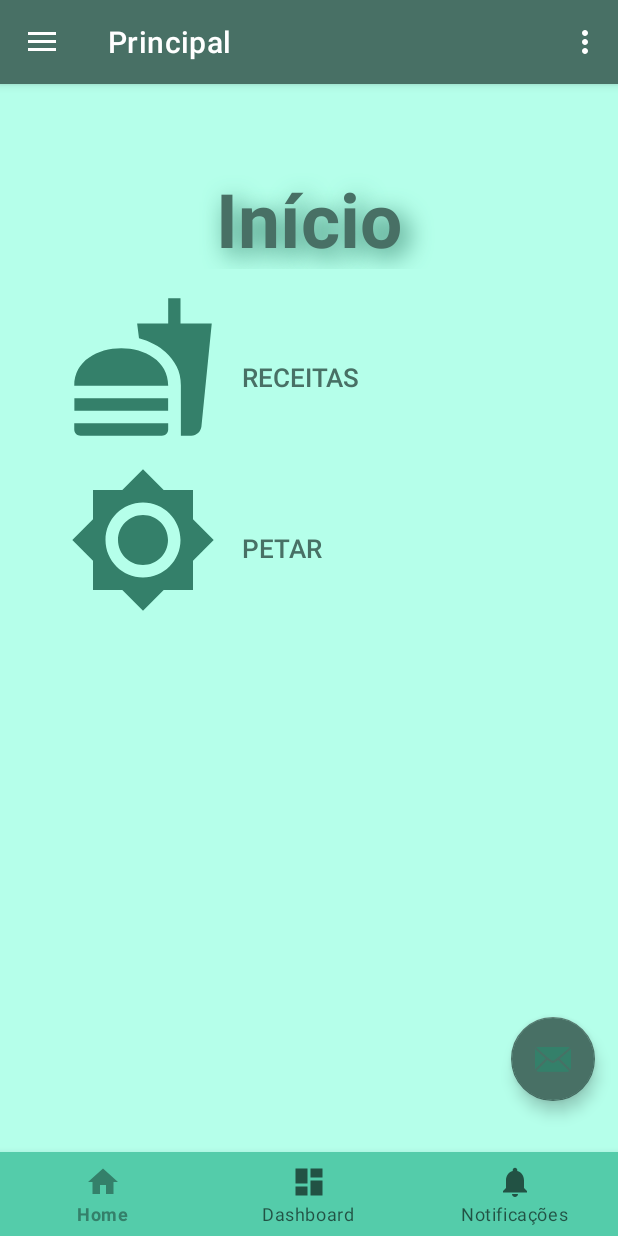
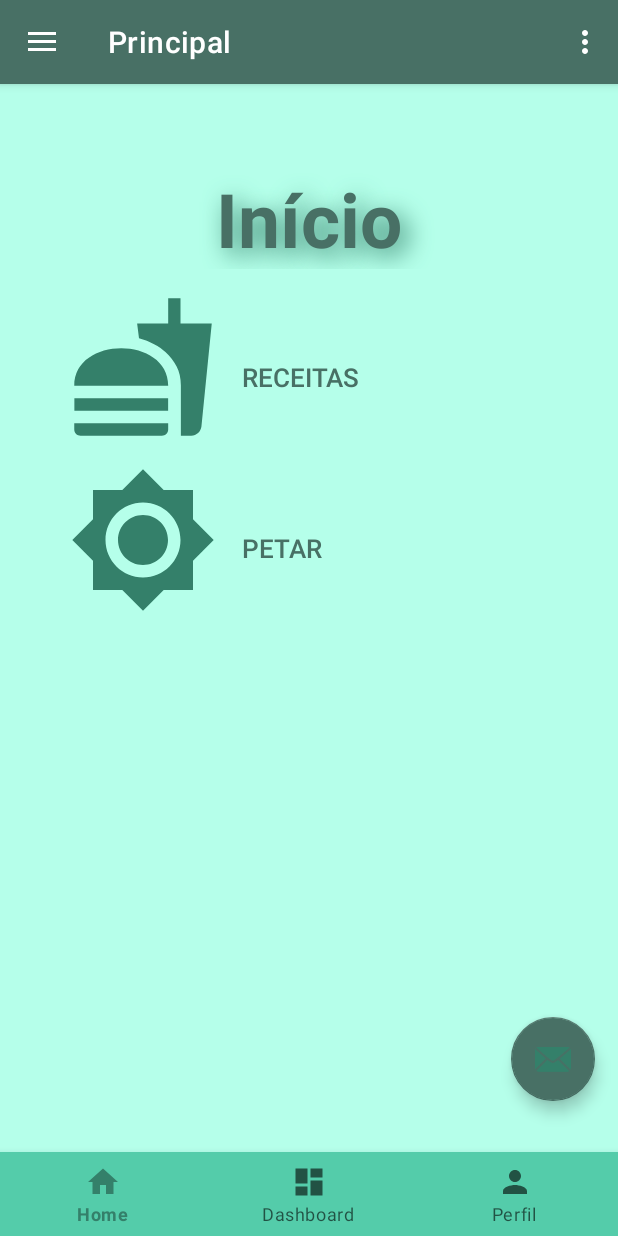
Before and after one commit to Hmath23/App_AndroidStudio, an Android app: the BaseMenu screen opened directly, with no data from a screen before it, on a phone screen of 412 x 824 dp. Run offline under Robolectric (Android 15) with nearby library versions, the phone set to English and light mode, and no system bars; our stand-ins replace navigation-ui; libraries missing offline, so code that uses them is left out: com.androidnetworking, com.androidnetworking.common, com.androidnetworking.error, com.androidnetworking.interfaces.

```diff
--- /dev/null
+++ b/app/src/main/res/drawable/ic_baseline_person_24.xml
@@ -0,0 +1,5 @@
+<vector android:height="24dp" android:tint="@color/myrtle_green"
+    android:viewportHeight="24" android:viewportWidth="24"
+    android:width="24dp" xmlns:android="http://schemas.android.com/apk/res/android">
+    <path android:fillColor="@android:color/white" android:pathData="M12,12c2.21,0 4,-1.79 4,-4s-1.79,-4 -4,-4 -4,1.79 -4,4 1.79,4 4,4zM12,14c-2.67,0 -8,1.34 -8,4v2h16v-2c0,-2.66 -5.33,-4 -8,-4z"/>
+</vector>
--- a/app/src/main/res/menu/activity_main_drawer.xml
+++ b/app/src/main/res/menu/activity_main_drawer.xml
@@ -15,11 +15,11 @@
         <item
             android:id="@+id/nav_slideshow"
             android:icon="@drawable/ic_menu_slideshow"
-            android:title="@string/menu_slideshow" /> -->
+            android:title="@string/menu_slideshow" />
         <item
             android:id="@+id/nav_principal"
             android:icon="@drawable/ic_menu_principal"
-            android:title="@string/menu_principal"/>
+            android:title="@string/menu_principal"/> -->
         <item
             android:id="@+id/nav_petar"
             android:icon="@drawable/ic_menu_petar"
--- a/app/src/main/res/menu/bottom_nav_menu.xml
+++ b/app/src/main/res/menu/bottom_nav_menu.xml
@@ -10,8 +10,8 @@
         android:icon="@drawable/ic_dashboard"
         android:title="@string/menu_dashboard"/>
     <item
-        android:id="@+id/navigation_notifications"
-        android:icon="@drawable/ic_notifications"
-        android:title="@string/menu_notifica"/>
+        android:id="@+id/navigation_user"
+        android:icon="@drawable/ic_baseline_person_24"
+        android:title="@string/menu_user"/>
 
 </menu>
--- a/app/src/main/res/values/strings.xml
+++ b/app/src/main/res/values/strings.xml
@@ -15,10 +15,12 @@
 
     <string name="menu_petar">Petar</string>
     <string name="menu_receitas">Receitas</string>
+
     <string name="menu_principal">Principal</string>
 
     <string name="menu_dashboard">Dashboard</string>
-    <string name="menu_notifica">Notificações</string>
+    <string name="menu_user">Perfil</string>
+
     <string name="menu_logout">Desconectar</string>
     <string name="menu_trocasenha">Alterar minha senha</string>
 
```
Also changed, not shown: app/src/main/java/com/appturma/BaseMenu.java (+23 -20 lines), app/src/main/java/com/appturma/LoginActivity.java (+12 -9 lines), app/src/main/java/com/appturma/TrocaSenha.java (+10 -2 lines).
